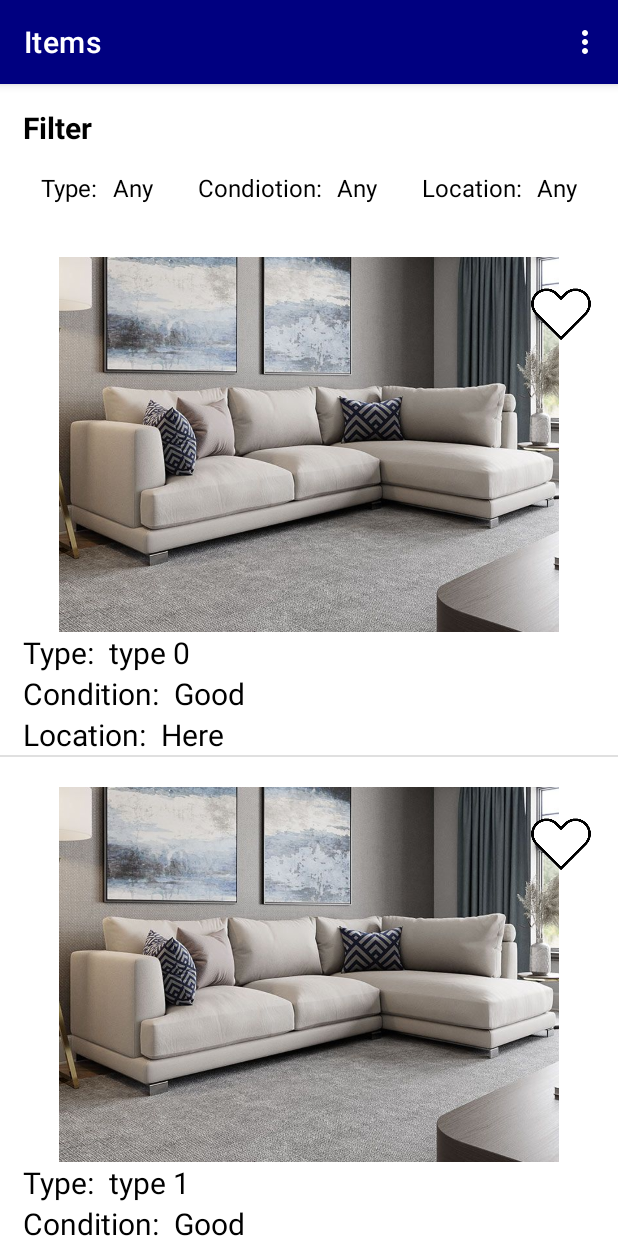
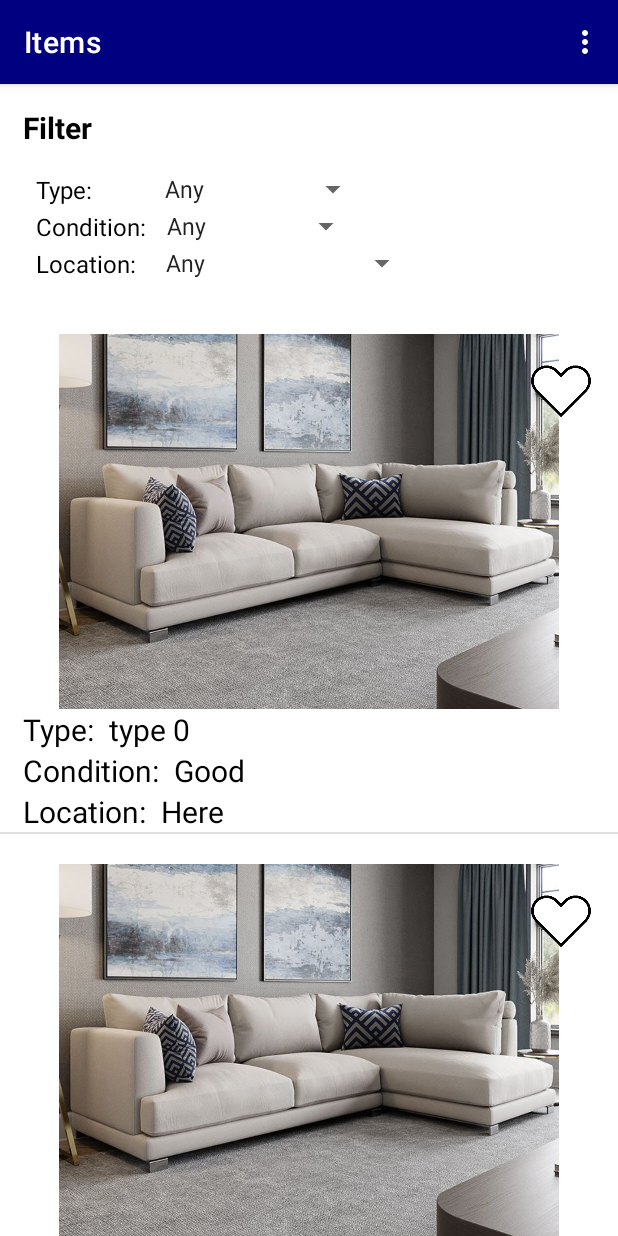
Before and after one commit to koren2888/EasyGive, an Android app: the screen it shows after launch (MainActivity), on a phone screen of 412 x 824 dp. Run offline under Robolectric (Android 15) with nearby library versions, the phone set to English and light mode, and no system bars; our stand-ins replace navigation-ui.

Commit message:
Feat: Adding filtering options to items

```diff
--- a/app/src/main/java/com/example/easygive/ItemsFragment.java
+++ b/app/src/main/java/com/example/easygive/ItemsFragment.java
@@ -1,9 +1,13 @@
 package com.example.easygive;
 
 import android.os.Bundle;
+import android.util.Log;
 import android.view.LayoutInflater;
 import android.view.View;
 import android.view.ViewGroup;
+import android.widget.AdapterView;
+import android.widget.ArrayAdapter;
+import android.widget.Spinner;
 
 import androidx.fragment.app.Fragment;
 import androidx.navigation.NavDirections;
@@ -15,18 +19,29 @@ import androidx.recyclerview.widget.RecyclerView;
 import com.example.easygive.model.Item;
 import com.example.easygive.model.Model;
 
+import java.lang.reflect.Array;
+import java.util.ArrayList;
 import java.util.List;
 
 public class ItemsFragment extends Fragment {
 
-    List<Item> items;
+    final String ANY_FILTER = "Any";
+
+    List<Item> allItems;
+    List<Item> itemsToShow;
+
+    String typeFilter = "";
+    String conditionFilter = "";
+    String locationFilter = "";
 
     @Override
     public View onCreateView(LayoutInflater inflater, ViewGroup container,
                              Bundle savedInstanceState) {
         // Inflate the layout for this fragment
         View view = inflater.inflate(R.layout.fragment_items, container, false);
-        items = Model.instance().getAllItems();
+        allItems = Model.instance().getAllItems();
+        itemsToShow = Model.instance().getAllItems();
+
         RecyclerView list = view.findViewById(R.id.items_list);
         list.setHasFixedSize(true);
         DividerItemDecoration listDivider = new DividerItemDecoration(list.getContext(),
@@ -34,13 +49,76 @@ public class ItemsFragment extends Fragment {
         list.addItemDecoration(listDivider);
 
         list.setLayoutManager(new LinearLayoutManager(getContext()));
-        ItemsRecyclerAdapter adapter = new ItemsRecyclerAdapter(getLayoutInflater(), items);
+        ItemsRecyclerAdapter adapter = new ItemsRecyclerAdapter(getLayoutInflater(), itemsToShow);
         list.setAdapter(adapter);
 
         adapter.setOnItemClickListener(pos -> {
             NavDirections action = ItemsFragmentDirections.actionGlobalItemFragment(pos);
             Navigation.findNavController(view).navigate(action);
         });
+
+        Spinner locationSpinner = view.findViewById(R.id.location_filter_spinner);
+        Spinner typeSpinner = view.findViewById(R.id.type_filter_spinner);
+        Spinner conditionSpinner = view.findViewById(R.id.condition_filter_spinner);
+
+        locationSpinner.setAdapter(ArrayAdapter.createFromResource(getContext(), R.array.location_array, android.R.layout.simple_spinner_item));
+        locationSpinner.setOnItemSelectedListener(new AdapterView.OnItemSelectedListener() {
+            @Override
+            public void onItemSelected(AdapterView<?> adapterView, View view, int i, long l) {
+                locationFilter = (String) adapterView.getItemAtPosition(i);
+                UpdateItemListByFilter();
+                adapter.notifyDataSetChanged();
+            }
+
+            @Override
+            public void onNothingSelected(AdapterView<?> adapterView) {
+
+            }
+        });
+
+        typeSpinner.setAdapter(ArrayAdapter.createFromResource(getContext(), R.array.types_array, android.R.layout.simple_spinner_item));
+        typeSpinner.setOnItemSelectedListener(new AdapterView.OnItemSelectedListener() {
+            @Override
+            public void onItemSelected(AdapterView<?> adapterView, View view, int i, long l) {
+                typeFilter = (String) adapterView.getItemAtPosition(i);
+                UpdateItemListByFilter();
+                adapter.notifyDataSetChanged();
+            }
+
+            @Override
+            public void onNothingSelected(AdapterView<?> adapterView) {
+
+            }
+        });
+
+        conditionSpinner.setAdapter(ArrayAdapter.createFromResource(getContext(), R.array.condition_array, android.R.layout.simple_spinner_item));
+        conditionSpinner.setOnItemSelectedListener(new AdapterView.OnItemSelectedListener() {
+            @Override
+            public void onItemSelected(AdapterView<?> adapterView, View view, int i, long l) {
+                conditionFilter = (String) adapterView.getItemAtPosition(i);
+                UpdateItemListByFilter();
+                adapter.notifyDataSetChanged();
+            }
+
+            @Override
+            public void onNothingSelected(AdapterView<?> adapterView) {
+
+            }
+        });
+
         return view;
     }
+
+    public void UpdateItemListByFilter()
+    {
+        itemsToShow.clear();
+        itemsToShow.addAll(allItems);
+
+        if(!typeFilter.equals(ANY_FILTER))
+            itemsToShow.removeIf(item -> item.item_type != typeFilter);
+        if(!locationFilter.equals(ANY_FILTER))
+            itemsToShow.removeIf(item -> item.location != locationFilter);
+        if(!conditionFilter.equals(ANY_FILTER))
+            itemsToShow.removeIf(item -> item.condition != conditionFilter);
+    }
 }
--- a/app/src/main/java/com/example/easygive/model/Model.java
+++ b/app/src/main/java/com/example/easygive/model/Model.java
@@ -1,5 +1,6 @@
 package com.example.easygive.model;
 
+import java.util.ArrayList;
 import java.util.HashMap;
 import java.util.LinkedList;
 import java.util.List;
@@ -16,7 +17,7 @@ public class Model {
     }
 
     private Model(){
-        itemsList = new LinkedList<>();
+        itemsList = new ArrayList<>();
         for (int i = 0; i < 3; i++) {
             addItem(new Item(String.valueOf(i), "type " + i,"Good", "Here", "" + i,
                     "", false));
@@ -26,7 +27,7 @@ public class Model {
     }
 
     public List<Item> getAllItems() {
-        return itemsList;
+        return new ArrayList<Item>(itemsList);
     }
 
     public List<Item> getMyItems() {
--- a/app/src/main/res/layout/fragment_items.xml
+++ b/app/src/main/res/layout/fragment_items.xml
@@ -34,21 +34,24 @@
                 app:layout_constraintTop_toTopOf="parent" />
 
             <androidx.constraintlayout.widget.ConstraintLayout
-                android:layout_width="wrap_content"
-                android:layout_height="wrap_content"
+                android:id="@+id/filters_holder"
+                android:layout_width="366dp"
+                android:layout_height="73dp"
                 android:layout_marginTop="15dp"
                 android:orientation="horizontal"
                 app:layout_constraintEnd_toEndOf="parent"
+                app:layout_constraintHorizontal_bias="0.516"
                 app:layout_constraintStart_toStartOf="parent"
                 app:layout_constraintTop_toBottomOf="@+id/textView">
 
                 <androidx.constraintlayout.widget.ConstraintLayout
+                    android:id="@+id/type_filter_holder"
                     android:layout_width="wrap_content"
                     android:layout_height="wrap_content"
-                    android:layout_marginEnd="30dp"
                     app:layout_constraintBottom_toBottomOf="parent"
-                    app:layout_constraintEnd_toStartOf="@+id/constraintLayout3"
-                    app:layout_constraintTop_toTopOf="parent">
+                    app:layout_constraintStart_toStartOf="parent"
+                    app:layout_constraintTop_toTopOf="parent"
+                    app:layout_constraintVertical_bias="0.0">
 
                     <TextView
                         android:id="@+id/filter_type_tag"
@@ -61,60 +64,55 @@
                         app:layout_constraintStart_toStartOf="parent"
                         app:layout_constraintTop_toTopOf="parent" />
 
-                    <TextView
-                        android:id="@+id/filter_type_value"
+                    <Spinner
+                        android:id="@+id/type_filter_spinner"
                         android:layout_width="wrap_content"
                         android:layout_height="wrap_content"
-                        android:layout_marginStart="10dp"
-                        android:text="Any"
-                        android:textColor="@color/black"
-                        android:textSize="16sp"
+                        android:layout_marginStart="40dp"
                         app:layout_constraintBottom_toBottomOf="parent"
                         app:layout_constraintStart_toEndOf="@+id/filter_type_tag"
-                        app:layout_constraintTop_toTopOf="parent" />
+                        app:layout_constraintTop_toTopOf="parent"
+                        app:layout_constraintVertical_bias="0.0" />
 
                 </androidx.constraintlayout.widget.ConstraintLayout>
 
                 <androidx.constraintlayout.widget.ConstraintLayout
-                    android:id="@+id/constraintLayout3"
+                    android:id="@+id/condition_filter_holder"
                     android:layout_width="wrap_content"
                     android:layout_height="wrap_content"
-                    android:layout_marginEnd="30dp"
                     app:layout_constraintBottom_toBottomOf="parent"
-                    app:layout_constraintEnd_toStartOf="@+id/constraintLayout2"
-                    app:layout_constraintTop_toTopOf="parent">
+                    app:layout_constraintStart_toStartOf="parent"
+                    app:layout_constraintTop_toTopOf="@id/type_filter_holder">
 
                     <TextView
                         android:id="@+id/filter_condition_tag"
                         android:layout_width="wrap_content"
                         android:layout_height="wrap_content"
-                        android:text="Condiotion:"
+                        android:text="Condition:"
                         android:textColor="@color/black"
                         android:textSize="16sp"
                         app:layout_constraintBottom_toBottomOf="parent"
                         app:layout_constraintStart_toStartOf="parent"
                         app:layout_constraintTop_toTopOf="parent" />
 
-                    <TextView
-                        android:id="@+id/filter_condition_value"
+
+                    <Spinner
+                        android:id="@+id/condition_filter_spinner"
                         android:layout_width="wrap_content"
                         android:layout_height="wrap_content"
-                        android:layout_marginStart="10dp"
-                        android:text="Any"
-                        android:textColor="@color/black"
-                        android:textSize="16sp"
+                        android:layout_marginStart="6dp"
                         app:layout_constraintBottom_toBottomOf="parent"
                         app:layout_constraintStart_toEndOf="@+id/filter_condition_tag"
                         app:layout_constraintTop_toTopOf="parent" />
+
                 </androidx.constraintlayout.widget.ConstraintLayout>
 
                 <androidx.constraintlayout.widget.ConstraintLayout
-                    android:id="@+id/constraintLayout2"
+                    android:id="@+id/location_filter_holder"
                     android:layout_width="wrap_content"
                     android:layout_height="wrap_content"
                     app:layout_constraintBottom_toBottomOf="parent"
-                    app:layout_constraintEnd_toEndOf="parent"
-                    app:layout_constraintTop_toTopOf="parent">
+                    app:layout_constraintStart_toStartOf="parent">
 
                     <TextView
                         android:id="@+id/filter_location_tag"
@@ -127,17 +125,17 @@
                         app:layout_constraintStart_toStartOf="parent"
                         app:layout_constraintTop_toTopOf="parent" />
 
-                    <TextView
-                        android:id="@+id/filter_location_value"
+
+                    <Spinner
+                        android:id="@+id/location_filter_spinner"
                         android:layout_width="wrap_content"
                         android:layout_height="wrap_content"
-                        android:layout_marginStart="10dp"
-                        android:text="Any"
-                        android:textColor="@color/black"
-                        android:textSize="16sp"
+                        android:layout_marginStart="12dp"
                         app:layout_constraintBottom_toBottomOf="parent"
+                        app:layout_constraintEnd_toEndOf="parent"
                         app:layout_constraintStart_toEndOf="@+id/filter_location_tag"
                         app:layout_constraintTop_toTopOf="parent" />
+
                 </androidx.constraintlayout.widget.ConstraintLayout>
             </androidx.constraintlayout.widget.ConstraintLayout>
 
@@ -156,8 +154,8 @@
                 android:id="@+id/items_list"
                 android:layout_width="match_parent"
                 android:layout_height="match_parent"
-                tools:layout_editor_absoluteX="-202dp"
-                tools:layout_editor_absoluteY="16dp" />
+                tools:layout_editor_absoluteX="-16dp"
+                tools:layout_editor_absoluteY="264dp" />
         </androidx.constraintlayout.widget.ConstraintLayout>
     </androidx.constraintlayout.widget.ConstraintLayout>
 
--- a/app/src/main/res/values/strings.xml
+++ b/app/src/main/res/values/strings.xml
@@ -2,4 +2,31 @@
     <string name="app_name">EasyGive</string>
     <!-- TODO: Remove or change this placeholder text -->
     <string name="hello_blank_fragment">Hello blank fragment</string>
+
+    <string-array name="types_array">
+        <item>Any</item>
+        <item>Furniture</item>
+        <item>Electronics</item>
+        <item>Cars</item>
+        <item>Sport</item>
+        <item>Gardening</item>
+        <item>Clothing</item>
+        <item>Baby Items</item>
+    </string-array>
+    <string-array name="condition_array">
+        <item>Any</item>
+        <item>Like New</item>
+        <item>Very Good</item>
+        <item>Good</item>
+        <item>Worn Out</item>
+        <item>Broken</item>
+    </string-array>
+    <string-array name="location_array">
+        <item>Any</item>
+        <item>HaMerkaz</item>
+        <item>Eilat</item>
+        <item>HaDarom</item>
+        <item>HaZafon</item>
+        <item>Ramat HaGolan</item>
+    </string-array>
 </resources>
```
